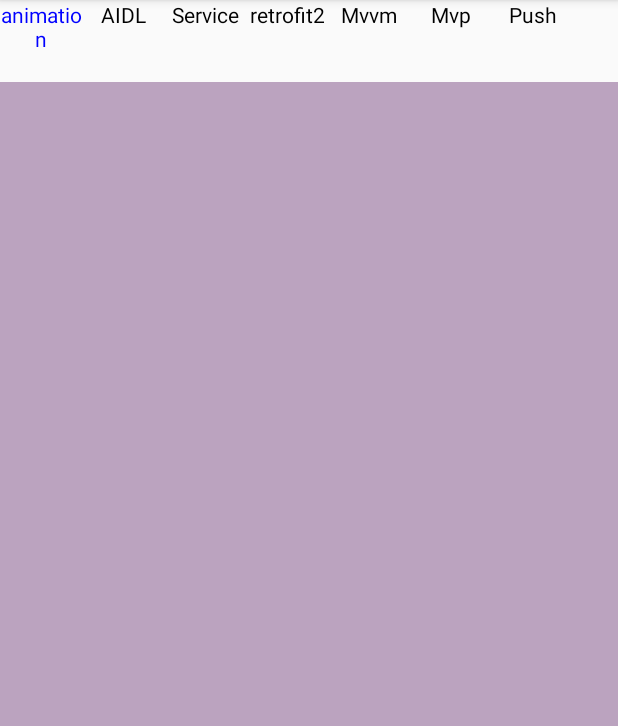
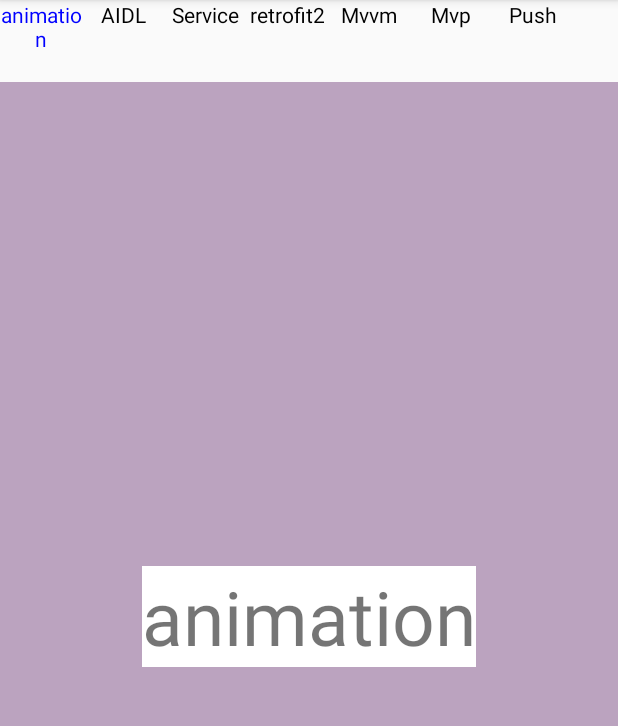
Before and after one commit to jackLiJD/project, an Android app: the Fragment1 screen opened directly, with no data from a screen before it, on a phone screen of 412 x 824 dp, the part 84-810 px from its top. Run offline under Robolectric (Android 15) with nearby library versions, the light colour scheme and no system bars; our stand-ins replace ButterKnife.

Commit message:
今日头条2

```diff
--- a/app/src/main/java/com/example/lijinduo/mydemo/todaynews/FragAdapter.java
+++ b/app/src/main/java/com/example/lijinduo/mydemo/todaynews/FragAdapter.java
@@ -1,5 +1,6 @@
 package com.example.lijinduo.mydemo.todaynews;
 
+import android.os.Bundle;
 import android.support.v4.app.Fragment;
 import android.support.v4.app.FragmentManager;
 import android.support.v4.app.FragmentPagerAdapter;
@@ -18,14 +19,21 @@ import java.util.List;
  */
 public class FragAdapter extends FragmentPagerAdapter {
     private List<Fragment> fragmentList=new ArrayList<>();
-    public FragAdapter(FragmentManager fm,List<Fragment> fragmentList) {
+    private List<NewsBean> lists = new ArrayList<>();
+    public FragAdapter(FragmentManager fm,List<Fragment> fragmentList,List<NewsBean> lists) {
         super(fm);
         this.fragmentList=fragmentList;
+        this.lists=lists;
     }
 
     @Override
     public Fragment getItem(int position) {
-        return fragmentList.get(position) ;
+        Fragment fragment = fragmentList.get(position);
+        Bundle args = new Bundle();
+        args.putString("arg", lists.get(position).getStr());
+        fragment.setArguments(args);
+
+        return fragment;
     }
 
     @Override
--- a/app/src/main/java/com/example/lijinduo/mydemo/todaynews/Fragment1.java
+++ b/app/src/main/java/com/example/lijinduo/mydemo/todaynews/Fragment1.java
@@ -8,6 +8,7 @@ import android.util.Log;
 import android.view.LayoutInflater;
 import android.view.View;
 import android.view.ViewGroup;
+import android.widget.TextView;
 import android.widget.Toast;
 
 import com.example.lijinduo.mydemo.R;
@@ -29,6 +30,11 @@ public class Fragment1 extends Fragment {
     public View onCreateView(LayoutInflater inflater, @Nullable ViewGroup container, @Nullable Bundle savedInstanceState) {
         View view = inflater.inflate(R.layout.act_frag1, container,false);
         view.findViewById(R.id.btn).setBackgroundColor(Color.parseColor("#"+getRandColorCode()));
+        //获取Activity传递过来的参数
+        Bundle mBundle = getArguments();
+        String title = mBundle.getString("arg");
+        TextView textView=view.findViewById(R.id.tv_frag);
+        textView.setText(title);
         Log.d("fragment","11111");
         return view;
     }
--- a/app/src/main/java/com/example/lijinduo/mydemo/todaynews/TodayNewsAct.java
+++ b/app/src/main/java/com/example/lijinduo/mydemo/todaynews/TodayNewsAct.java
@@ -67,7 +67,7 @@ public class TodayNewsAct extends BaseActivity {
             lists.add(newsBean);
             fragmentList.add(new Fragment1());
         }
-        FragAdapter adapter = new FragAdapter(getSupportFragmentManager(), fragmentList);
+        FragAdapter adapter = new FragAdapter(getSupportFragmentManager(), fragmentList,lists);
         viewpage.setAdapter(adapter);
         viewpage.addOnPageChangeListener(new ViewPager.OnPageChangeListener() {
             @Override
--- a/app/src/main/res/layout/act_frag1.xml
+++ b/app/src/main/res/layout/act_frag1.xml
@@ -10,6 +10,8 @@
         android:layout_width="match_parent"
         android:layout_height="match_parent">
         <TextView
+            android:gravity="center"
+            android:background="#ffffff"
             android:id="@+id/tv_frag"
             android:textSize="50dp"
             android:layout_width="wrap_content"
```
